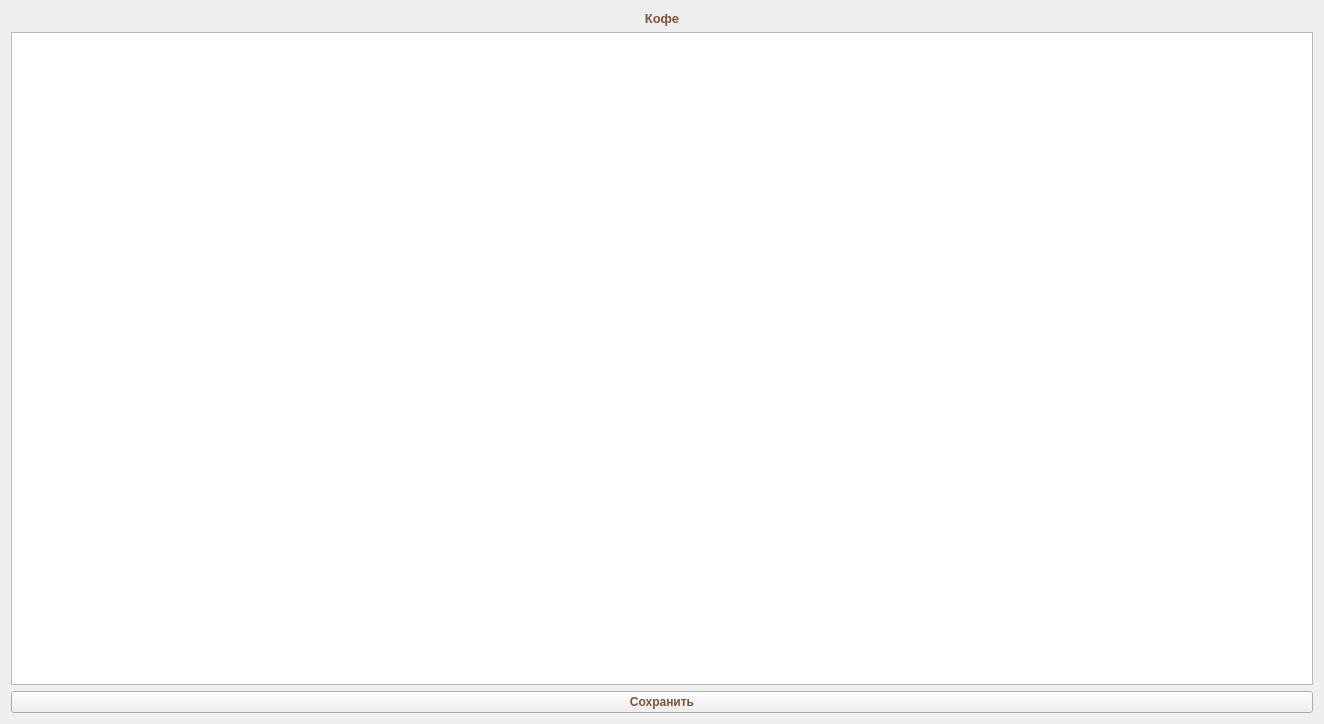
Before: the Qt Designer form addEditCoffeeForm.ui in tsemkaloalena/cappuccino, drawn with Qt 5.
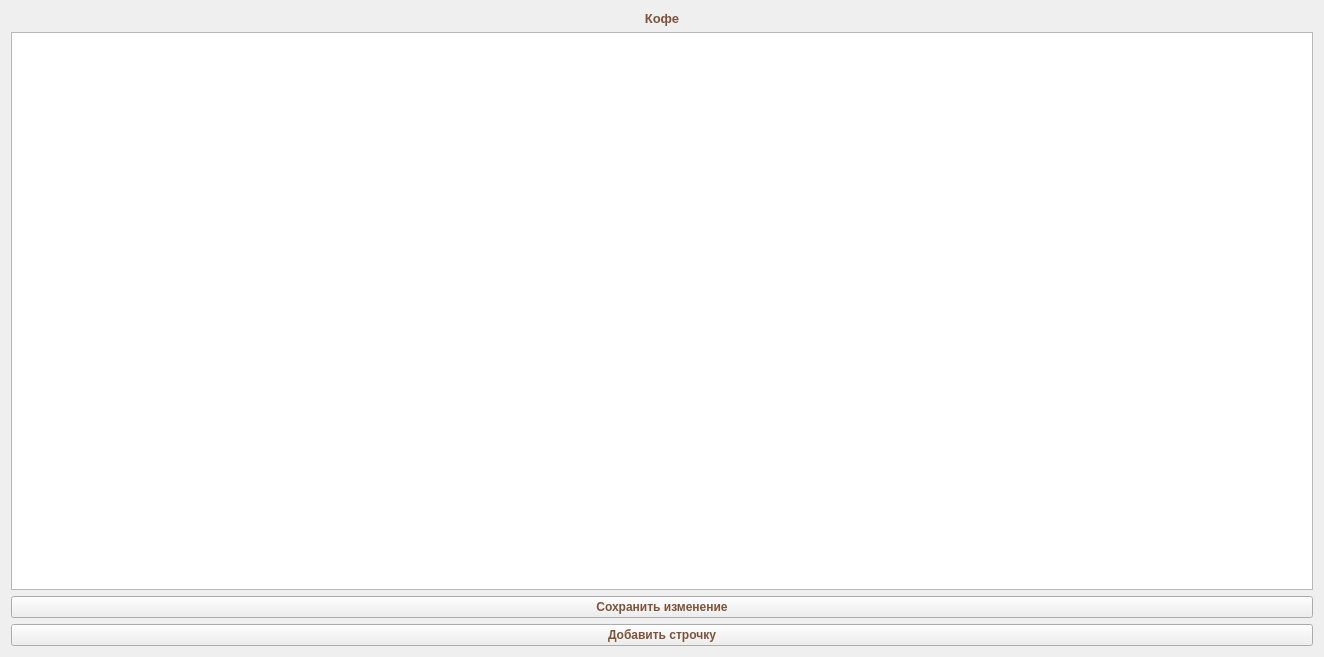
After: the same form once the commit is applied.

```diff
--- a/addEditCoffeeForm.ui
+++ b/addEditCoffeeForm.ui
@@ -7,7 +7,7 @@
     <x>0</x>
     <y>0</y>
     <width>1324</width>
-    <height>724</height>
+    <height>657</height>
    </rect>
   </property>
   <property name="font">
@@ -23,7 +23,7 @@
    <string notr="true">color: rgb(125, 83, 58);</string>
   </property>
   <layout class="QGridLayout" name="gridLayout">
-   <item row="1" column="0">
+   <item row="2" column="0">
     <widget class="QTableWidget" name="tableWidget">
      <property name="font">
       <font>
@@ -33,6 +33,13 @@
      </property>
     </widget>
    </item>
+   <item row="4" column="0">
+    <widget class="QPushButton" name="add_btn">
+     <property name="text">
+      <string>Добавить строчку</string>
+     </property>
+    </widget>
+   </item>
    <item row="0" column="0">
     <widget class="QLabel" name="label">
      <property name="font">
@@ -50,10 +57,10 @@
      </property>
     </widget>
    </item>
-   <item row="2" column="0">
+   <item row="3" column="0">
     <widget class="QPushButton" name="save_btn">
      <property name="text">
-      <string>Сохранить</string>
+      <string>Сохранить изменение</string>
      </property>
     </widget>
    </item>
```
